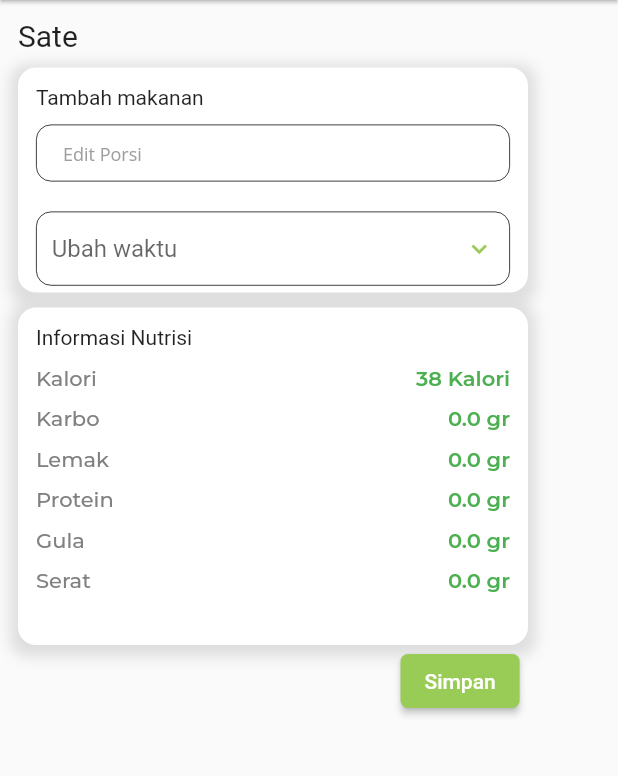
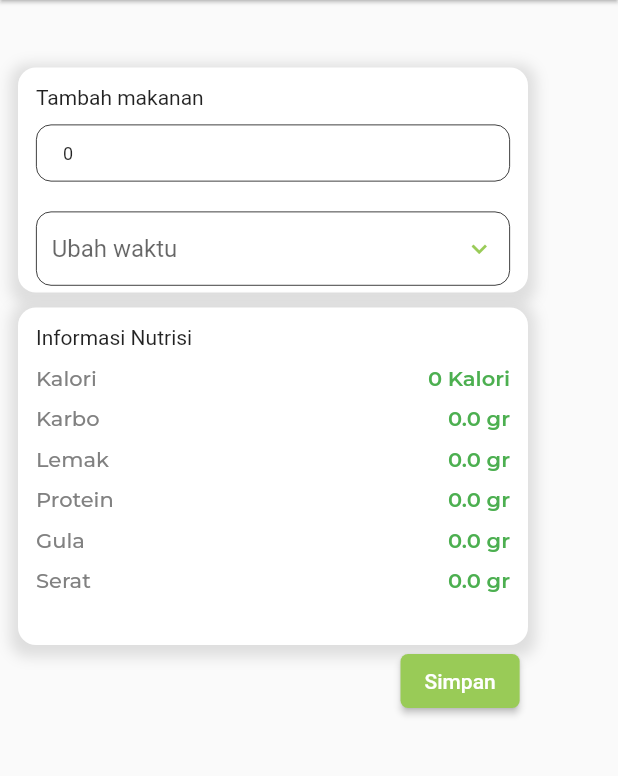
Before and after one commit to NamkuGavin/bst_flutter, a Flutter app: the PorsiMakanan screen opened directly with empty values, on a phone screen of 412 x 824 dp, the part 84-860 px from its top. Run offline on Flutter 3.47's test engine with Material 2 defaults, Android fonts, the phone set to English and light mode, and no system bars; our stand-ins replace google_fonts.

Commit message:
fix: [GA] porsi makanan model

```diff
--- a/lib/view/infomakanan/PorsiMakanan.dart
+++ b/lib/view/infomakanan/PorsiMakanan.dart
@@ -14,6 +14,13 @@ class PorsiMakanan extends StatefulWidget {
 
 class _PorsiMakananState extends State<PorsiMakanan> {
   String? dropdownValue1;
+  TextEditingController porsiControl = TextEditingController();
+
+  @override
+  void initState() {
+    porsiControl.text = widget.model.getportion.toString();
+  }
+
 
   @override
   Widget build(BuildContext context) {
@@ -35,7 +42,7 @@ class _PorsiMakananState extends State<PorsiMakanan> {
         crossAxisAlignment: CrossAxisAlignment.start,
         children: [
           Text(
-            "Sate",
+            widget.model.getName,
             textAlign: TextAlign.start,
             style: TextStyle(fontSize: 20),
           ),
@@ -109,6 +116,7 @@ class _PorsiMakananState extends State<PorsiMakanan> {
           height: 10,
         ),
         TextField(
+          controller: porsiControl,
           keyboardType: TextInputType.number,
           style: TextStyle(
             fontSize: 12,
@@ -185,7 +193,7 @@ class _PorsiMakananState extends State<PorsiMakanan> {
               width: 8,
             ),
             Text(
-              "38 Kalori",
+              widget.model.getkal.toString() + " Kalori",
               style: GoogleFonts.montserrat(
                   fontWeight: FontWeight.w600, color: Color(0xFF4CAF50)),
             ),
```
